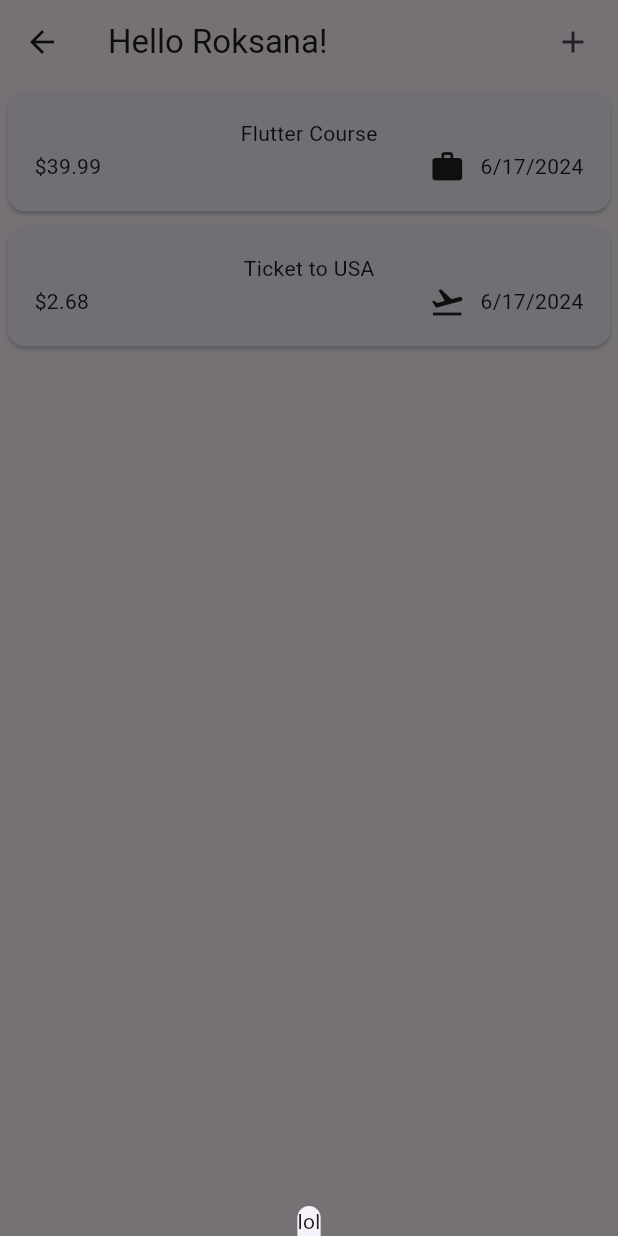
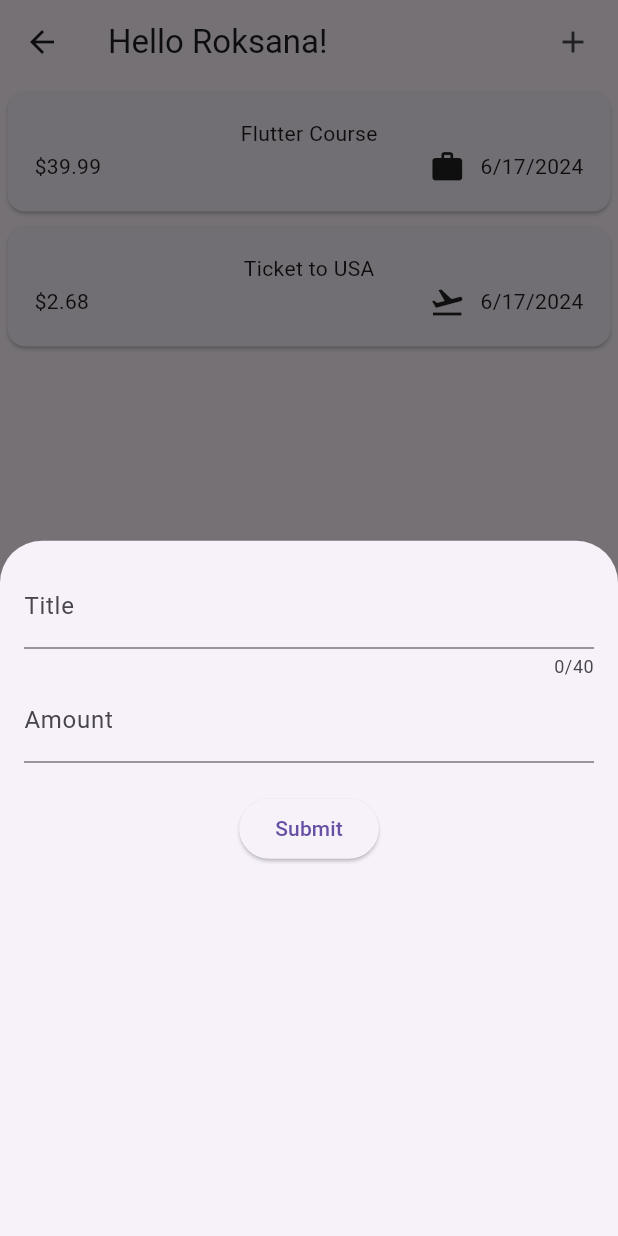
Before and after one commit to tloxiu/expense_tracker_app, a Flutter app: the ExpensesPage screen opened directly, after a tap on the "add" icon, on a phone screen of 412 x 824 dp. Run offline on Flutter 3.47's test engine with Material 3 defaults, Android fonts, the phone set to English and light mode, and no system bars; our stand-ins replace google_fonts.

Commit message:
Added NewExpense Screen with TextFields

```diff
--- /dev/null
+++ b/lib/components/new_expense.dart
@@ -0,0 +1,55 @@
+import 'package:flutter/material.dart';
+
+class NewExpense extends StatefulWidget {
+  const NewExpense({super.key});
+
+  @override
+  State<NewExpense> createState() => _NewExpenseState();
+}
+
+class _NewExpenseState extends State<NewExpense> {
+  final _titleController = TextEditingController();
+  final _amountController = TextEditingController();
+
+  @override
+  void dispose() {
+    _titleController.dispose();
+    _amountController.dispose();
+    super.dispose();
+  }
+
+  @override
+  Widget build(BuildContext context) {
+    return Padding(
+      padding: const EdgeInsets.all(16),
+      child: Column(
+        children: [
+          TextField(
+            controller: _titleController,
+            maxLength: 40,
+            decoration: const InputDecoration(
+              label: Text("Title"),
+            ),
+          ),
+          TextField(
+            controller: _amountController,
+            keyboardType: TextInputType.number,
+            decoration: const InputDecoration(
+              prefixText: '\$ ',
+              label: Text('Amount'),
+            ),
+          ),
+          const SizedBox(
+            height: 20,
+          ),
+          ElevatedButton(
+              onPressed: () {
+                print(_titleController);
+                print(_amountController);
+              },
+              child: const Text('Submit'))
+        ],
+      ),
+    );
+  }
+}
--- a/lib/screens/expenses_page.dart
+++ b/lib/screens/expenses_page.dart
@@ -1,4 +1,4 @@
-import 'package:expense_tracker_app/screens/settings_page.dart';
+import 'package:expense_tracker_app/components/new_expense.dart';
 import 'package:flutter/material.dart';
 import 'package:expense_tracker_app/models/expenses_model.dart';
 import 'package:expense_tracker_app/components/expenses_list.dart';
@@ -19,7 +19,7 @@ class _ExpensesPageState extends State<ExpensesPage> {
         actions: [
           IconButton(
             onPressed: () {
-              showModalBottomSheet(context: context, builder: (ctx) => const Text("lol"),);
+              showModalBottomSheet(context: context, builder: (ctx) => const NewExpense(),);
             },
             icon: const Padding(
               padding: EdgeInsets.only(right: 10),
```
Also changed, not shown: lib/screens/settings_page.dart (deleted, +0 -14 lines).
